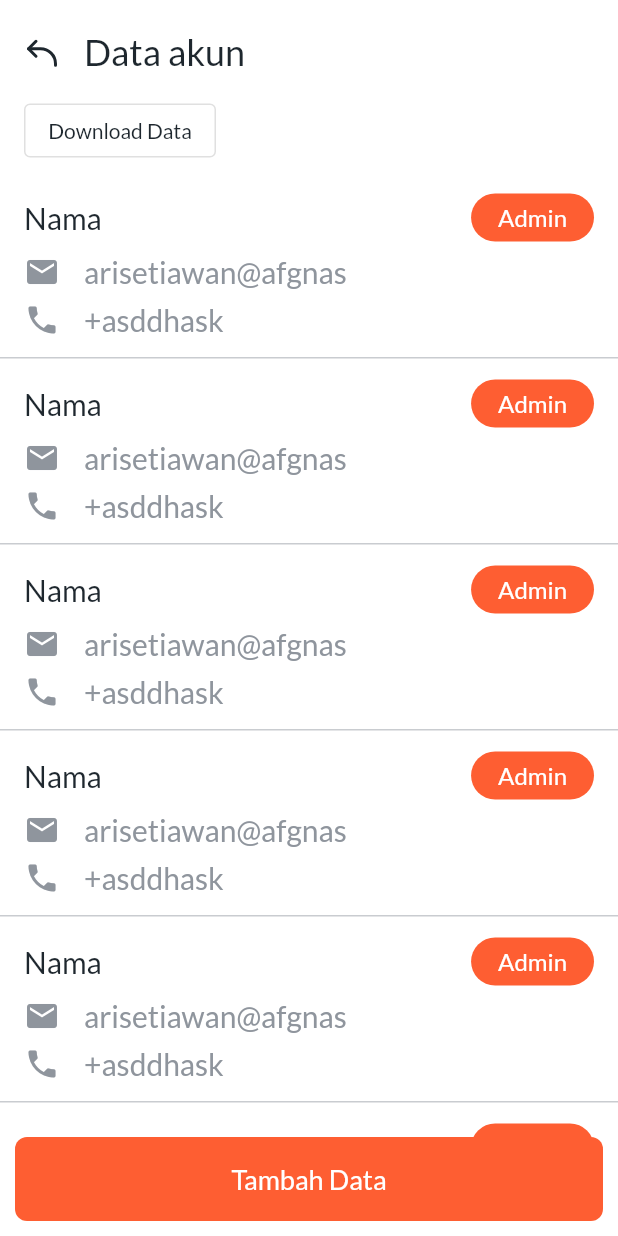
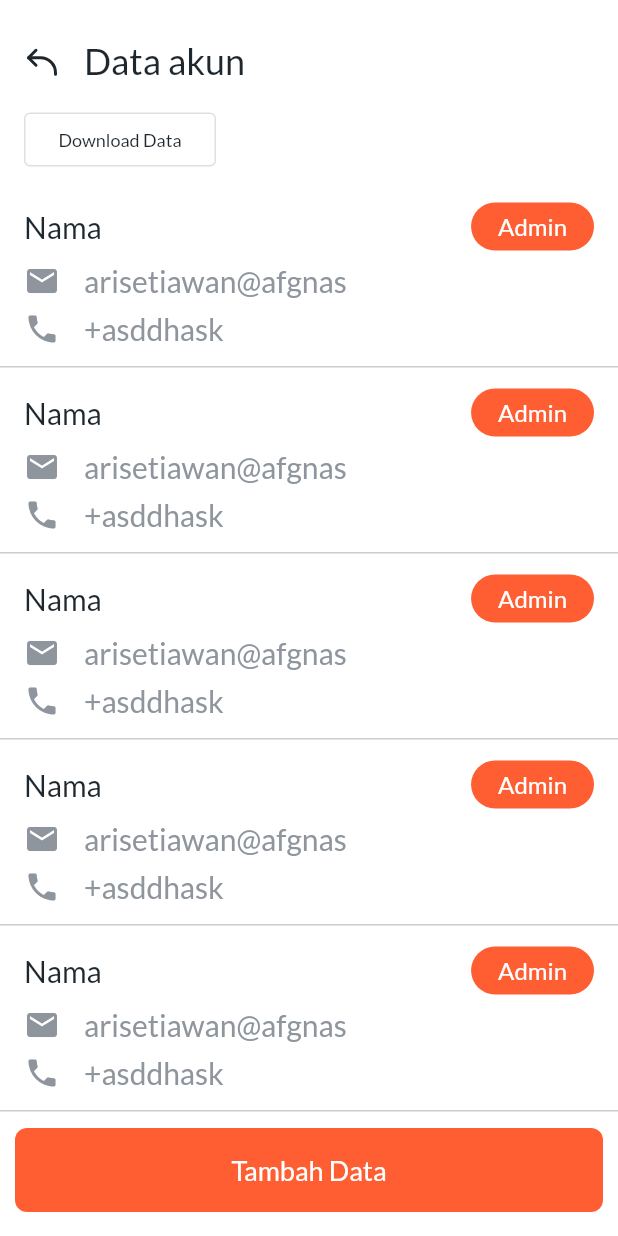
Before and after one commit to dafaraisya/bpbd_jatim, a Flutter app: the AccountData screen opened directly, on a phone screen of 412 x 824 dp. Run offline on Flutter 3.47's test engine with Material 2 defaults, Android fonts, the phone set to English and light mode, and no system bars; our stand-ins replace flutter_slidable, flutter_svg, google_fonts.

Commit message:
Change font style account_data screen

```diff
--- a/lib/screens/admin/account_data.dart
+++ b/lib/screens/admin/account_data.dart
@@ -16,7 +16,7 @@ class AccountData extends StatelessWidget {
         backgroundColor: Theme.of(context).colorScheme.background,
         body: SafeArea(
           child: Padding(
-            padding: const EdgeInsets.symmetric(vertical: 10.0),
+            padding: const EdgeInsets.symmetric(vertical: 16.0),
             child: Column(children: [
               Container(
                 margin:
@@ -54,8 +54,9 @@ class AccountData extends StatelessWidget {
                     child: Center(
                       child: Text(
                         "Download Data",
-                        style: Theme.of(context).textTheme.bodyMedium?.copyWith(
-                            color: Theme.of(context).colorScheme.surface),
+                        style: Theme.of(context).textTheme.bodyText1?.copyWith(
+                            color: Theme.of(context).colorScheme.surface,
+                            fontSize: 12),
                       ),
                     ),
                   ),
```
